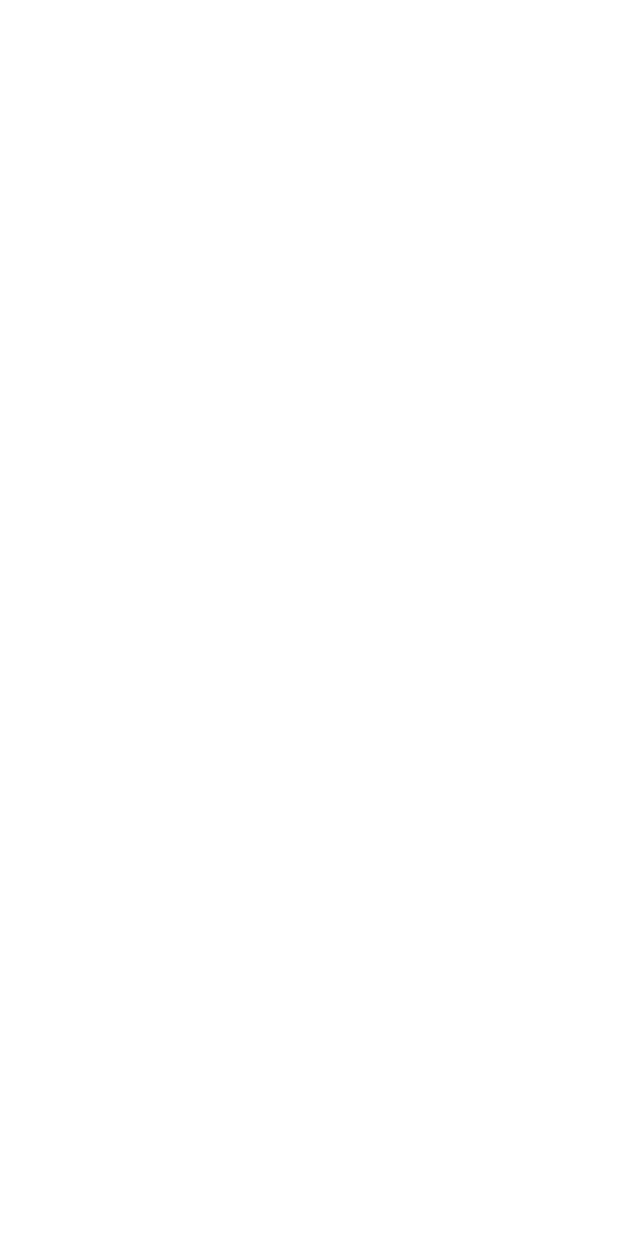
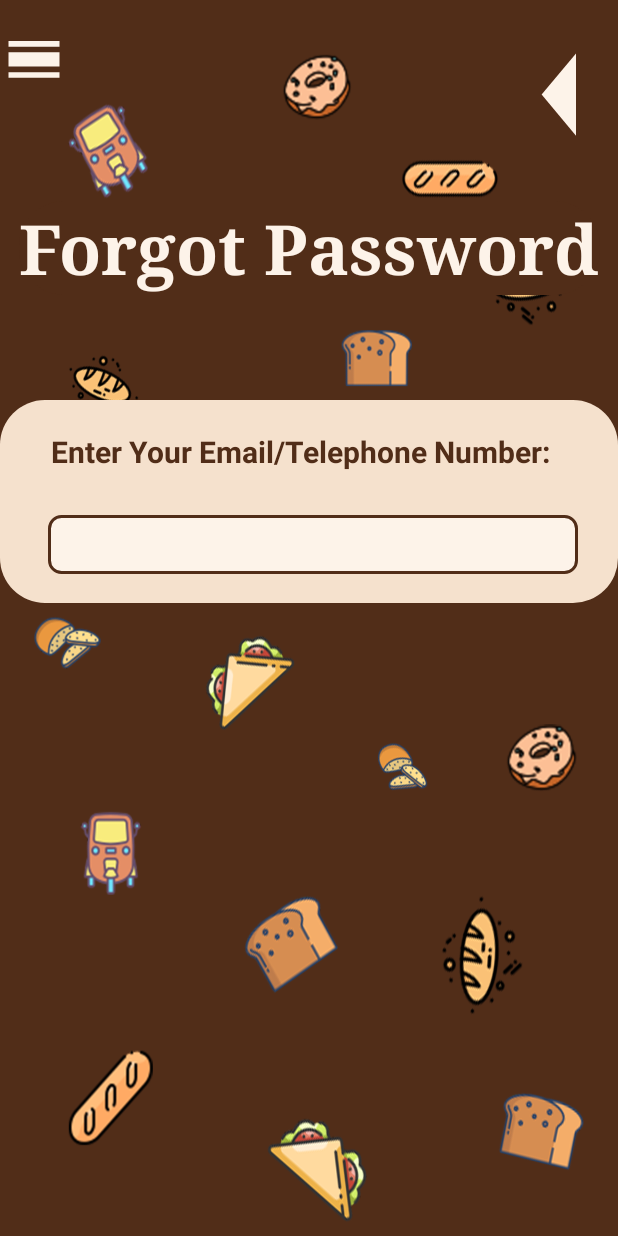
Before and after one commit to Nikila99gimhan/MAD-assignment, an Android app: the ForgetPassword screen opened directly, with no data from a screen before it, on a phone screen of 412 x 824 dp. Before the commit the screen is empty. Run offline under Robolectric (Android 15) with nearby library versions, the phone set to English and light mode, and no system bars.

Commit message:
Forgot Page1

```diff
--- /dev/null
+++ b/app/src/main/res/drawable/ic_baseline_calendar_view_day_24.xml
@@ -0,0 +1,5 @@
+<vector android:height="24dp" android:tint="#FDF3E9"
+    android:viewportHeight="24" android:viewportWidth="24"
+    android:width="24dp" xmlns:android="http://schemas.android.com/apk/res/android">
+    <path android:fillColor="@android:color/white" android:pathData="M3,17h18v2L3,19zM3,10h18v5L3,15zM3,6h18v2L3,8z"/>
+</vector>
--- a/app/src/main/res/layout/activity_forget_password.xml
+++ b/app/src/main/res/layout/activity_forget_password.xml
@@ -4,6 +4,97 @@
     xmlns:tools="http://schemas.android.com/tools"
     android:layout_width="match_parent"
     android:layout_height="match_parent"
+    android:background="@drawable/untitled_2"
     tools:context=".ForgetPassword">
 
+    <Button
+        android:id="@+id/notButton"
+        android:layout_width="45dp"
+        android:layout_height="45dp"
+        android:layout_marginTop="16dp"
+        android:layout_marginBottom="27dp"
+        android:background="@drawable/ic_baseline_calendar_view_day_24"
+        app:layout_constraintBottom_toTopOf="@+id/ForgotTopic"
+        app:layout_constraintEnd_toStartOf="@+id/backButton2"
+        app:layout_constraintHorizontal_bias="0.0"
+        app:layout_constraintStart_toStartOf="parent"
+        app:layout_constraintTop_toTopOf="parent"
+        app:layout_constraintVertical_bias="0.0" />
+
+    <Button
+        android:id="@+id/backButton2"
+        android:layout_width="50dp"
+        android:layout_height="0dp"
+        android:layout_marginStart="344dp"
+        android:layout_marginTop="16dp"
+        android:layout_marginBottom="24dp"
+        android:background="@drawable/ic_baseline_back_arrow_24"
+        android:scaleX="-1"
+        app:layout_constraintBottom_toTopOf="@+id/ForgotTopic"
+        app:layout_constraintEnd_toEndOf="parent"
+        app:layout_constraintHorizontal_bias="0.352"
+        app:layout_constraintStart_toStartOf="parent"
+        app:layout_constraintTop_toTopOf="parent" />
+
+    <TextView
+        android:id="@+id/ForgotTopic"
+        android:layout_width="wrap_content"
+        android:layout_height="wrap_content"
+        android:layout_marginTop="88dp"
+        android:layout_marginBottom="581dp"
+        android:background="@drawable/dark_background"
+        android:fontFamily="serif"
+        android:text="Forgot Password"
+        android:textColor="#FDF3E9"
+        android:textSize="46sp"
+        android:textStyle="bold"
+        app:layout_constraintBottom_toBottomOf="parent"
+        app:layout_constraintEnd_toEndOf="parent"
+        app:layout_constraintStart_toStartOf="parent"
+        app:layout_constraintTop_toTopOf="parent" />
+
+    <TextView
+        android:id="@+id/forgotBox"
+        android:layout_width="match_parent"
+        android:layout_height="135dp"
+        android:layout_marginTop="70dp"
+        android:layout_marginBottom="356dp"
+        android:background="@drawable/light_backgroud"
+        android:textStyle="bold"
+        app:layout_constraintBottom_toBottomOf="parent"
+        app:layout_constraintEnd_toEndOf="parent"
+        app:layout_constraintHorizontal_bias="0.0"
+        app:layout_constraintStart_toStartOf="parent"
+        app:layout_constraintTop_toBottomOf="@+id/ForgotTopic"
+        app:layout_constraintVertical_bias="0.0" />
+
+    <TextView
+        android:id="@+id/forgetNameText"
+        android:layout_width="wrap_content"
+        android:layout_height="wrap_content"
+        android:layout_marginTop="1dp"
+        android:text="Enter Your Email/Telephone Number:"
+        android:textColor="#512D18"
+        android:textSize="20sp"
+        android:textStyle="bold"
+        app:layout_constraintBottom_toBottomOf="@+id/forgotBox"
+        app:layout_constraintEnd_toEndOf="parent"
+        app:layout_constraintHorizontal_bias="0.432"
+        app:layout_constraintStart_toStartOf="parent"
+        app:layout_constraintTop_toTopOf="@+id/forgotBox"
+        app:layout_constraintVertical_bias="0.181" />
+
+    <TextView
+        android:id="@+id/forgetInputText"
+        android:layout_width="353dp"
+        android:layout_height="39dp"
+        android:layout_marginTop="23dp"
+        android:background="@drawable/text_box"
+        android:textSize="24sp"
+        app:layout_constraintBottom_toBottomOf="@+id/forgotBox"
+        app:layout_constraintEnd_toEndOf="parent"
+        app:layout_constraintHorizontal_bias="0.551"
+        app:layout_constraintStart_toStartOf="parent"
+        app:layout_constraintTop_toBottomOf="@+id/forgetNameText"
+        app:layout_constraintVertical_bias="0.205"/>
 </androidx.constraintlayout.widget.ConstraintLayout>
```
